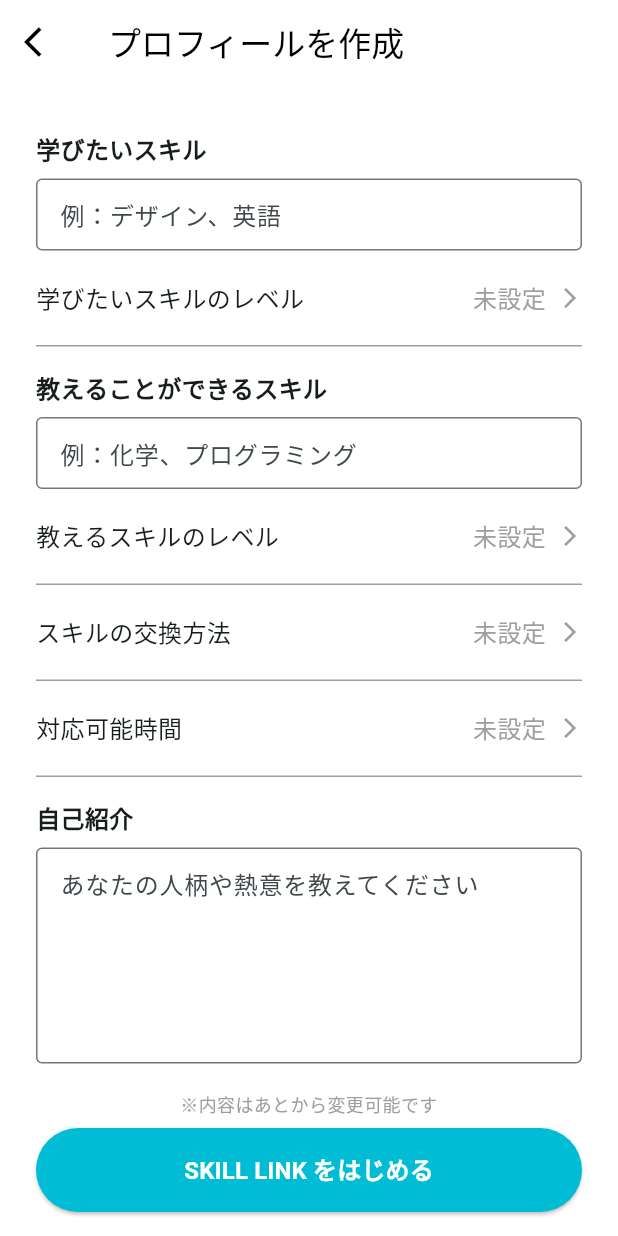
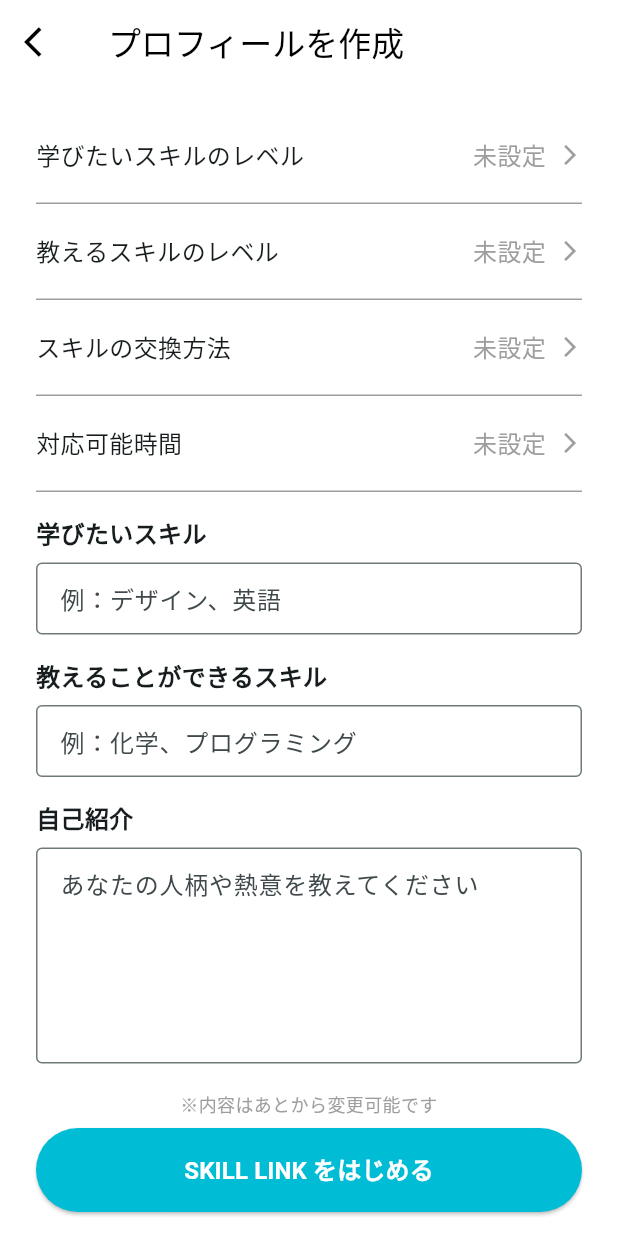
Before and after one commit to Mkazuki0511/Third, a Flutter app: the Page_onboarding_step4 screen opened directly, on a phone screen of 412 x 824 dp. Run offline on Flutter 3.47's test engine with Material 3 defaults, Android fonts, the phone set to English and light mode, and no system bars; our stand-ins replace cloud_firestore, firebase_auth, firebase_core, firebase_storage, image_picker; accounts and stored records are empty.

Commit message:
feat: オンボーディング全フローのロジックを実装完了

```diff
--- a/lib/start/pages/page_onboarding_step4.dart
+++ b/lib/start/pages/page_onboarding_step4.dart
@@ -1,5 +1,7 @@
 import 'package:flutter/material.dart';
 import 'package:third/main.dart'; // ← メイン画面（MyHomePage）をインポートします
+import 'package:firebase_auth/firebase_auth.dart'; // ← Auth をインポート
+import 'package:cloud_firestore/cloud_firestore.dart'; // ← Firestore をインポート
 
 class Page_onboarding_step4 extends StatefulWidget {
   const Page_onboarding_step4({super.key});
@@ -9,26 +11,92 @@ class Page_onboarding_step4 extends StatefulWidget {
 }
 
 class _Page_onboarding_step4State extends State<Page_onboarding_step4> {
+  // Firebaseのインスタンス
+  final FirebaseFirestore _firestore = FirebaseFirestore.instance;
+  final FirebaseAuth _auth = FirebaseAuth.instance;
+
+  // ローディング状態を管理
+  bool _isLoading = false;
+
+  // テキスト入力を管理するコントローラー
+  final TextEditingController _learnSkillController = TextEditingController();
+  final TextEditingController _teachSkillController = TextEditingController();
+  final TextEditingController _selfIntroController = TextEditingController();
+
   // TODO: 各項目の選択値を保持する変数を（将来的に）追加する
   // String? _location;
   // String? _teachSkillLevel;
   // ...
 
-  // 「保存して次へ」ボタンが押されたときの処理
-  void _goToHome() {
-    // 【フェーズ5】
-    // ここで、Step1からStep4までの「すべての情報」を
-    // Firebase Firestore の `users` コレクションに保存する
-    // ロジックを（将来）呼び出します。
+  @override
+  void dispose() {
+    _learnSkillController.dispose();
+    _teachSkillController.dispose();
+    _selfIntroController.dispose();
+    super.dispose();
+  }
 
-    // 全ての登録が完了したので、メインのホーム画面（MyHomePage）に遷移します
-    Navigator.of(context).pushAndRemoveUntil(
-      MaterialPageRoute(
-        builder: (context) => const MyHomePage(title: 'SKILL LINK'),
+  // 「SKILL LINK をはじめる」ボタンが押されたときの処理
+  Future<void> _goToHome() async {
+    // 1. 現在のユーザーIDを取得 (Authから)
+    final User? user = _auth.currentUser;
+    if (user == null) {
+      if (mounted) {
+        ScaffoldMessenger.of(context).showSnackBar(
+          const SnackBar(content: Text('エラー: ユーザーがログインしていません')),
+        );
+      }
+      return; // 処理を中断
+    }
+
+    setState(() {
+      _isLoading = true; // ローディング開始
+    });
+
+    try {
+      // 2. Firestoreに保存するデータを作成
+      final dataToUpdate = {
+        'learnSkill': _learnSkillController.text.trim(),
+        'teachSkill': _teachSkillController.text.trim(),
+        'selfIntroduction': _selfIntroController.text.trim(),
+
+        // TODO: 将来的に、選択された他の項目もここに追加
+        // 'location': _location,
+        // 'exchangeMethod': _exchangeMethod,
+        // ...
+      };
+
+      // 3. Firestoreのユーザー情報を更新 (update)
+      await _firestore.collection('users').doc(user.uid).update(dataToUpdate);
+
+      // 4. 成功したら、メインのホーム画面（MyHomePage）に遷移
+      if (mounted) {
+        // pushAndRemoveUntil で、オンボーディング画面に戻れないようにします
+        Navigator.of(context).pushAndRemoveUntil(
+          MaterialPageRoute(
+            builder: (context) => const MyHomePage(title: 'SKILL LINK'),
       ),
           (route) => false, // 戻るルートをすべて削除
     );
   }
+
+    } catch (e) {
+      // エラー処理
+      if (mounted) {
+        ScaffoldMessenger.of(context).showSnackBar(
+          SnackBar(content: Text('プロフィールの保存に失敗しました: $e')),
+        );
+      }
+    } finally {
+      // 処理が完了したらローディングを解除
+      if (mounted) {
+        setState(() {
+          _isLoading = false;
+        });
+      }
+    }
+  }
+
 
   @override
   Widget build(BuildContext context) {
@@ -44,21 +112,35 @@ class _Page_onboarding_step4State extends State<Page_onboarding_step4> {
           onPressed: () => Navigator.of(context).pop(),
         ),
       ),
+      // ↓↓↓↓ 【ローディングUIの追加】 ↓↓↓↓
       bottomNavigationBar: _buildBottomButtons(context),
-      body: SingleChildScrollView(
+      body: _isLoading
+          ? const Center(child: CircularProgressIndicator())
+      : SingleChildScrollView(
         child: Padding(
           padding: const EdgeInsets.symmetric(horizontal: 24.0, vertical: 16.0),
           child: Column(
             crossAxisAlignment: CrossAxisAlignment.stretch,
             children: [
               // --- フォーム本体 (差し替え) ---
-              _buildTextInputField(label: '学びたいスキル', hint: '例：デザイン、英語'),
               _buildSelectorRow(label: '学びたいスキルのレベル', value: '未設定'),
-              _buildTextInputField(label: '教えることができるスキル', hint: '例：化学、プログラミング'),
               _buildSelectorRow(label: '教えるスキルのレベル', value: '未設定'),
               _buildSelectorRow(label: 'スキルの交換方法', value: '未設定'),
               _buildSelectorRow(label: '対応可能時間', value: '未設定'),
+
+              // ↓↓↓↓ 【コントローラーを接続】 ↓↓↓↓
               _buildTextInputField(
+                controller: _learnSkillController, // ← 接続
+                label: '学びたいスキル',
+                hint: '例：デザイン、英語',
+              ),
+              _buildTextInputField(
+                controller: _teachSkillController, // ← 接続
+                label: '教えることができるスキル',
+                hint: '例：化学、プログラミング',
+              ),
+              _buildTextInputField(
+                controller: _selfIntroController, // ← 接続
                 label: '自己紹介',
                 hint: 'あなたの人柄や熱意を教えてください',
                 maxLines: 5, // 複数行
@@ -102,8 +184,10 @@ class _Page_onboarding_step4State extends State<Page_onboarding_step4> {
     );
   }
 
-  /// 項目（ラベルとテキスト入力）の共通ウィジェット (新設)
+  /// 項目（ラベルとテキスト入力）の共通ウィジェット
+  // ↓↓↓↓ 【コントローラーを受け取るように変更】 ↓↓↓↓
   Widget _buildTextInputField({
+    required TextEditingController controller, // ← 追加
     required String label,
     required String hint,
     int maxLines = 1,
@@ -116,6 +200,7 @@ class _Page_onboarding_step4State extends State<Page_onboarding_step4> {
           Text(label, style: const TextStyle(fontSize: 16, fontWeight: FontWeight.bold)),
           const SizedBox(height: 8),
           TextFormField(
+            controller: controller, // ← 接続
             decoration: InputDecoration(
               hintText: hint,
               border: const OutlineInputBorder(),
@@ -133,7 +218,6 @@ class _Page_onboarding_step4State extends State<Page_onboarding_step4> {
     return Container(
       color: Colors.white,
       padding: const EdgeInsets.symmetric(horizontal: 24.0, vertical: 16.0),
-      // SafeAreaでOSのホームバーなどを避ける
       child: SafeArea(
         child: Column(
           mainAxisSize: MainAxisSize.min,
@@ -154,8 +238,11 @@ class _Page_onboarding_step4State extends State<Page_onboarding_step4> {
                 shape: RoundedRectangleBorder(
                   borderRadius: BorderRadius.circular(30.0),
                 ),
+                // ↓↓↓↓ 【ローディング中は無効化】 ↓↓↓↓
+                disabledBackgroundColor: Colors.grey[300],
               ),
-              onPressed: _goToHome, // メイン画面へ！
+              // ↓↓↓↓ 【isLoading でボタンを無効化】 ↓↓↓↓
+              onPressed: _isLoading ? null : _goToHome, // メイン画面へ！
               child: const Text(
                 'SKILL LINK をはじめる', // ボタンの文言をゴールに合わせる
                 style: TextStyle(fontSize: 16, fontWeight: FontWeight.bold),
```
